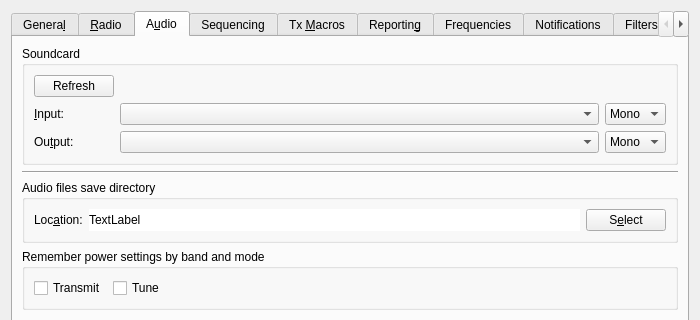
Qt form Configuration.ui (jtdx-project/jtdx) before a commit; both pictures show x 0 to 700 and y 0 to 320 of the 700 by 567 pixel window.
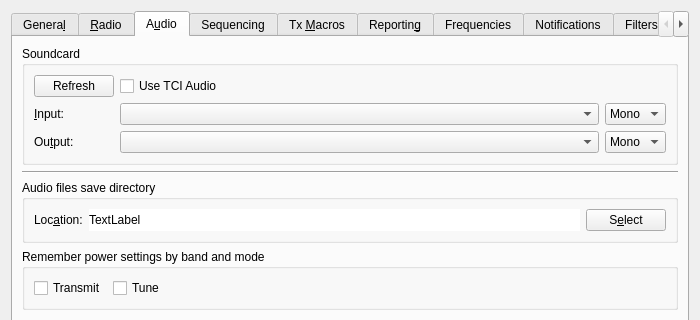
The same form after that commit. The open tabs and pages were chosen to show the change.

Commit message: make TCI Audio separate enable

What changed in the file:
```diff
--- a/Configuration.ui
+++ b/Configuration.ui
@@ -1827,6 +1827,22 @@
             </property>
            </widget>
           </item>
+          <item row="0" column="1">
+           <widget class="QCheckBox" name="tci_audio_check_box">
+            <property name="sizePolicy">
+             <sizepolicy hsizetype="Preferred" vsizetype="Fixed">
+              <horstretch>0</horstretch>
+              <verstretch>0</verstretch>
+             </sizepolicy>
+            </property>
+            <property name="toolTip">
+             <string>&lt;html&gt;&lt;head/&gt;&lt;body&gt;&lt;p&gt;Use TCI Audio when available.&lt;/p&gt;&lt;/body&gt;&lt;/html&gt;</string>
+            </property>
+            <property name="text">
+             <string>Use TCI Audio</string>
+            </property>
+           </widget>
+          </item>
          </layout>
         </widget>
        </item>
```
The commit also changes 22 other files.
